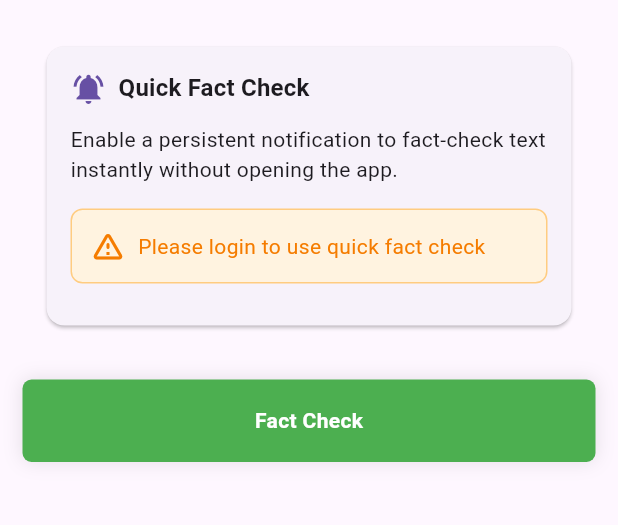
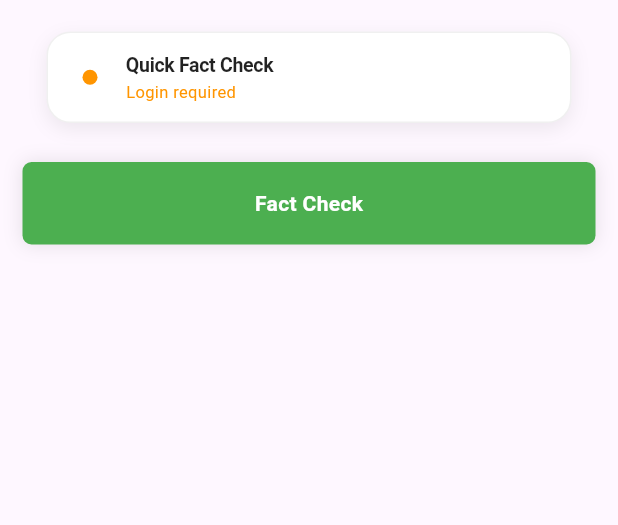
Before and after one commit to juanvictorqwerty/AI_AND_FAKE_NEWS_DETECTOR-, a Flutter app: the Homepage screen opened directly, on a phone screen of 412 x 824 dp, the part 84-609 px from its top. Run offline on Flutter 3.47's test engine with Material 3 defaults, Android fonts, the phone set to English and light mode, and no system bars; our stand-ins replace flutter_dotenv, get, shared_preferences; accounts and stored records are empty.

Commit message:
fix active notification shade ui

```diff
--- a/ai_fake_news_detector/lib/notifications/permanent_fact_check.dart
+++ b/ai_fake_news_detector/lib/notifications/permanent_fact_check.dart
@@ -10,135 +10,230 @@ class PermanentFactCheck extends StatefulWidget {
   State<PermanentFactCheck> createState() => _PermanentFactCheckState();
 }
 
-class _PermanentFactCheckState extends State<PermanentFactCheck> {
+class _PermanentFactCheckState extends State<PermanentFactCheck>
+    with SingleTickerProviderStateMixin {
   final NotificationService _notificationService = Get.find<NotificationService>();
   final AuthController _authController = Get.find<AuthController>();
 
+  late AnimationController _pulseController;
+  late Animation<double> _pulseAnimation;
+
+  @override
+  void initState() {
+    super.initState();
+    _pulseController = AnimationController(
+      vsync: this,
+      duration: const Duration(seconds: 2),
+    )..repeat(reverse: true);
+
+    _pulseAnimation = Tween<double>(begin: 0.4, end: 1.0).animate(
+      CurvedAnimation(parent: _pulseController, curve: Curves.easeInOut),
+    );
+  }
+
+  @override
+  void dispose() {
+    _pulseController.dispose();
+    super.dispose();
+  }
+
   @override
   Widget build(BuildContext context) {
-    return Card(
-      margin: const EdgeInsets.all(16),
+    final isDark = Theme.of(context).brightness == Brightness.dark;
+
+    return Obx(() {
+      final isRunning = _notificationService.isServiceRunning.value;
+      final isLoggedIn = _authController.isLoggedIn;
+
+      return Container(
+        margin: const EdgeInsets.symmetric(horizontal: 16, vertical: 6),
+        decoration: BoxDecoration(
+          color: isDark
+              ? const Color(0xFF1C1C1E)
+              : Colors.white,
+          borderRadius: BorderRadius.circular(16),
+          boxShadow: [
+            BoxShadow(
+              color: isRunning
+                  ? const Color(0xFF34C759).withOpacity(0.15)
+                  : Colors.black.withOpacity(isDark ? 0.3 : 0.07),
+              blurRadius: isRunning ? 16 : 10,
+              offset: const Offset(0, 4),
+              spreadRadius: isRunning ? 2 : 0,
+            ),
+          ],
+          border: Border.all(
+            color: isRunning
+                ? const Color(0xFF34C759).withOpacity(0.3)
+                : (isDark
+                    ? Colors.white.withOpacity(0.06)
+                    : Colors.black.withOpacity(0.06)),
+            width: 1,
+          ),
+        ),
         child: Padding(
-        padding: const EdgeInsets.all(16),
-        child: Column(
-          crossAxisAlignment: CrossAxisAlignment.start,
+          padding: const EdgeInsets.symmetric(horizontal: 14, vertical: 12),
+          child: Row(
             children: [
-            Row(
+              // Status dot with pulse
+              SizedBox(
+                width: 28,
+                height: 28,
+                child: Stack(
+                  alignment: Alignment.center,
                   children: [
-                Icon(
-                  Icons.notifications_active,
-                  color: Theme.of(context).primaryColor,
+                    if (isRunning)
+                      AnimatedBuilder(
+                        animation: _pulseAnimation,
+                        builder: (_, __) => Container(
+                          width: 28 * _pulseAnimation.value,
+                          height: 28 * _pulseAnimation.value,
+                          decoration: BoxDecoration(
+                            shape: BoxShape.circle,
+                            color: const Color(0xFF34C759)
+                                .withOpacity(0.15 * _pulseAnimation.value),
                           ),
-                const SizedBox(width: 8),
-                Text(
-                  'Quick Fact Check',
-                  style: Theme.of(context).textTheme.titleMedium?.copyWith(
-                        fontWeight: FontWeight.bold,
+                        ),
+                      ),
+                    Container(
+                      width: 10,
+                      height: 10,
+                      decoration: BoxDecoration(
+                        shape: BoxShape.circle,
+                        color: !isLoggedIn
+                            ? const Color(0xFFFF9500)
+                            : isRunning
+                                ? const Color(0xFF34C759)
+                                : (isDark
+                                    ? Colors.white24
+                                    : Colors.black26),
                       ),
                     ),
                   ],
                 ),
-            const SizedBox(height: 12),
+              ),
+
+              const SizedBox(width: 10),
+
+              // Label
+              Expanded(
+                child: Column(
+                  crossAxisAlignment: CrossAxisAlignment.start,
+                  mainAxisSize: MainAxisSize.min,
+                  children: [
                     Text(
-              'Enable a persistent notification to fact-check text instantly without opening the app.',
-              style: Theme.of(context).textTheme.bodyMedium,
+                      'Quick Fact Check',
+                      style: TextStyle(
+                        fontSize: 13,
+                        fontWeight: FontWeight.w600,
+                        letterSpacing: -0.2,
+                        color: isDark ? Colors.white : Colors.black87,
                       ),
-            const SizedBox(height: 16),
-            Obx(() {
-              final isRunning = _notificationService.isServiceRunning.value;
-              final isLoggedIn = _authController.isLoggedIn;
-
-              return Column(
-                children: [
-                  if (!isLoggedIn)
-                    Container(
-                      padding: const EdgeInsets.all(12),
-                      decoration: BoxDecoration(
-                        color: Colors.orange.shade50,
-                        borderRadius: BorderRadius.circular(8),
-                        border: Border.all(color: Colors.orange.shade200),
                     ),
-                      child: Row(
-                        children: [
-                          Icon(Icons.warning_amber_rounded, color: Colors.orange.shade700),
-                          const SizedBox(width: 8),
-                          Expanded(
-                            child: Text(
-                              'Please login to use quick fact check',
-                              style: TextStyle(color: Colors.orange.shade700),
+                    Text(
+                      !isLoggedIn
+                          ? 'Login required'
+                          : isRunning
+                              ? 'Active in notification shade'
+                              : 'Tap to enable',
+                      style: TextStyle(
+                        fontSize: 11,
+                        color: !isLoggedIn
+                            ? const Color(0xFFFF9500)
+                            : isRunning
+                                ? const Color(0xFF34C759)
+                                : (isDark
+                                    ? Colors.white38
+                                    : Colors.black38),
+                        fontWeight: FontWeight.w400,
                       ),
                     ),
                   ],
                 ),
-                    )
-                  else
-                    SizedBox(
-                      width: double.infinity,
-                      child: ElevatedButton.icon(
-                        onPressed: () async {
+              ),
+
+              // Toggle button
+              if (isLoggedIn)
+                GestureDetector(
+                  onTap: () async {
                     if (isRunning) {
                       await _notificationService.stopNotificationService();
                       if (mounted) {
                         ScaffoldMessenger.of(context).showSnackBar(
-                                const SnackBar(
-                                  content: Text('Notification service stopped'),
-                                  backgroundColor: Colors.red,
+                          SnackBar(
+                            content: const Text('Fact check notification stopped'),
+                            backgroundColor: Colors.black87,
+                            behavior: SnackBarBehavior.floating,
+                            shape: RoundedRectangleBorder(
+                              borderRadius: BorderRadius.circular(10),
+                            ),
                           ),
                         );
                       }
                     } else {
-                            final success = await _notificationService.startNotificationService();
+                      final success =
+                          await _notificationService.startNotificationService();
                       if (mounted) {
                         ScaffoldMessenger.of(context).showSnackBar(
                           SnackBar(
                             content: Text(
                               success
-                                        ? 'Notification service started! Check your notification shade.'
-                                        : 'Failed to start notification service',
+                                  ? 'Notification service started'
+                                  : 'Failed to start service',
                             ),
-                                  backgroundColor: success ? Colors.green : Colors.red,
+                            backgroundColor:
+                                success ? const Color(0xFF34C759) : Colors.red,
+                            behavior: SnackBarBehavior.floating,
+                            shape: RoundedRectangleBorder(
+                              borderRadius: BorderRadius.circular(10),
+                            ),
                           ),
                         );
                       }
                     }
                   },
-                        icon: Icon(isRunning ? Icons.stop : Icons.play_arrow),
-                        label: Text(isRunning ? 'Stop Service' : 'Start Service'),
-                        style: ElevatedButton.styleFrom(
-                          backgroundColor: isRunning ? Colors.red : Theme.of(context).primaryColor,
-                          foregroundColor: Colors.white,
-                          padding: const EdgeInsets.symmetric(vertical: 12),
+                  child: AnimatedContainer(
+                    duration: const Duration(milliseconds: 250),
+                    curve: Curves.easeInOut,
+                    width: 44,
+                    height: 26,
+                    decoration: BoxDecoration(
+                      borderRadius: BorderRadius.circular(13),
+                      color: isRunning
+                          ? const Color(0xFF34C759)
+                          : (isDark
+                              ? Colors.white12
+                              : Colors.black12),
+                    ),
+                    child: AnimatedAlign(
+                      duration: const Duration(milliseconds: 250),
+                      curve: Curves.easeInOut,
+                      alignment: isRunning
+                          ? Alignment.centerRight
+                          : Alignment.centerLeft,
+                      child: Container(
+                        margin: const EdgeInsets.all(3),
+                        width: 20,
+                        height: 20,
+                        decoration: const BoxDecoration(
+                          shape: BoxShape.circle,
+                          color: Colors.white,
+                          boxShadow: [
+                            BoxShadow(
+                              color: Colors.black26,
+                              blurRadius: 4,
+                              offset: Offset(0, 1),
+                            ),
+                          ],
                         ),
                       ),
                     ),
-                  const SizedBox(height: 12),
-                  if (isRunning)
-                    Container(
-                      padding: const EdgeInsets.all(12),
-                      decoration: BoxDecoration(
-                        color: Colors.green.shade50,
-                        borderRadius: BorderRadius.circular(8),
-                        border: Border.all(color: Colors.green.shade200),
-                      ),
-                      child: Row(
-                        children: [
-                          Icon(Icons.check_circle, color: Colors.green.shade700),
-                          const SizedBox(width: 8),
-                          Expanded(
-                            child: Text(
-                              'Service is running. Check your notification shade for the fact check input.',
-                              style: TextStyle(color: Colors.green.shade700),
                   ),
                 ),
             ],
           ),
         ),
-                ],
       );
-            }),
-          ],
-        ),
-      ),
-    );
+    });
   }
 }
```
Lines whose indentation alone changed are shown as unchanged.
